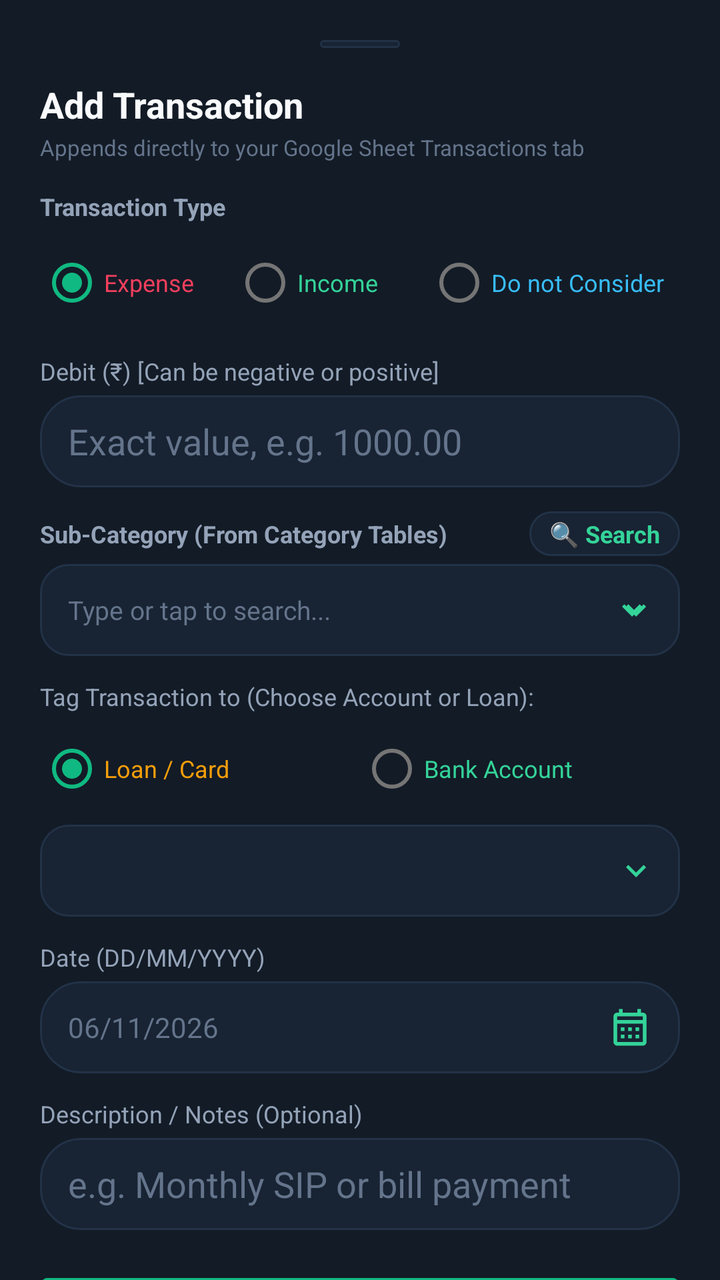
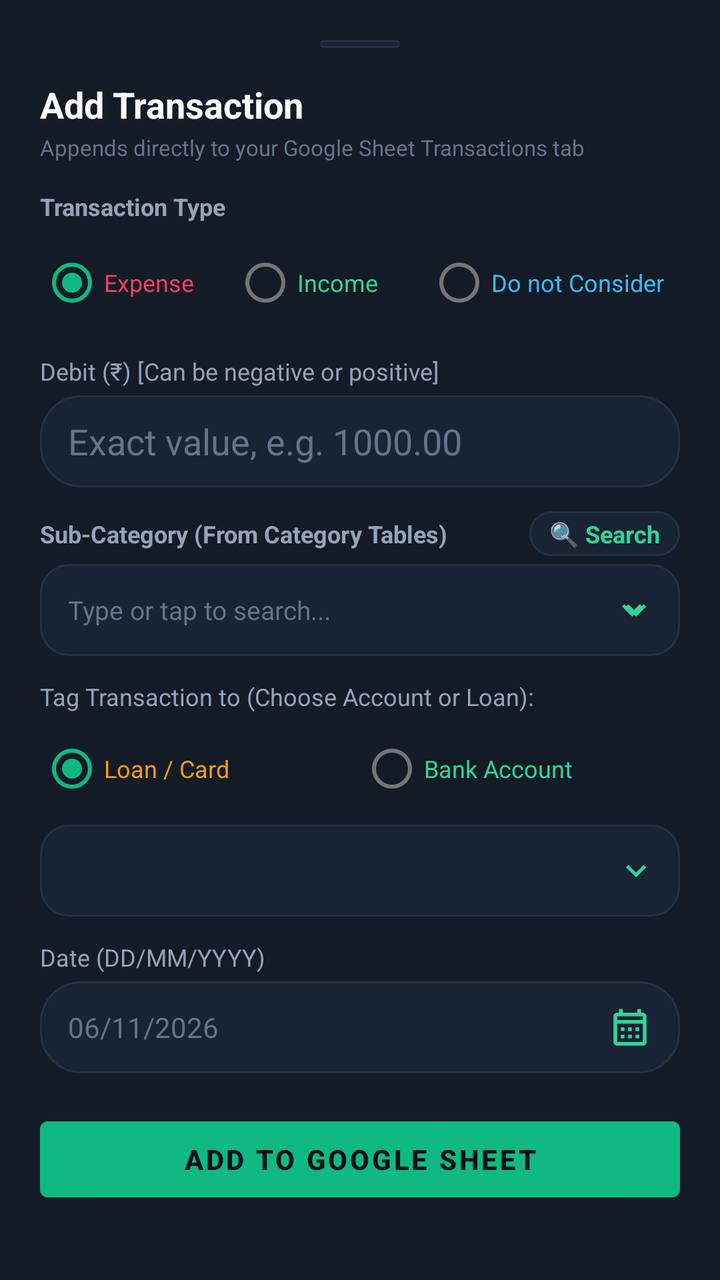

Screens rendered from an Android XML layout before and after an edit, with the pre-edit source and the edit as a unified diff.
<!-- AndroidManifest.xml: application theme AppTheme -->
<!-- res/layout/dialog_add_transaction.xml -->
<?xml version="1.0" encoding="utf-8"?>
<androidx.core.widget.NestedScrollView
    xmlns:android="http://schemas.android.com/apk/res/android"
    android:id="@+id/scrollAddTransaction"
    android:layout_width="match_parent"
    android:layout_height="wrap_content"
    android:background="@color/bg_card"
    android:fillViewport="true">

    <LinearLayout
        android:id="@+id/layoutAddTxRoot"
        android:layout_width="match_parent"
        android:layout_height="wrap_content"
        android:orientation="vertical"
        android:padding="20dp"
        android:focusable="true"
        android:focusableInTouchMode="true">

        
        <View
            android:layout_width="40dp"
            android:layout_height="4dp"
            android:layout_gravity="center_horizontal"
            android:background="@drawable/bg_pill_dark"
            android:layout_marginBottom="16dp" />

        <TextView
            android:layout_width="wrap_content"
            android:layout_height="wrap_content"
            android:text="Add Transaction"
            android:textColor="@color/text_primary"
            android:textSize="18sp"
            android:textStyle="bold" />

        <TextView
            android:layout_width="wrap_content"
            android:layout_height="wrap_content"
            android:layout_marginTop="2dp"
            android:text="Appends directly to your Google Sheet Transactions tab"
            android:textColor="@color/text_muted"
            android:textSize="11sp" />

        
        <TextView
            android:layout_width="wrap_content"
            android:layout_height="wrap_content"
            android:layout_marginTop="14dp"
            android:text="Transaction Type"
            android:textColor="@color/text_secondary"
            android:textSize="12sp"
            android:textStyle="bold" />

        <RadioGroup
            android:id="@+id/rgType"
            android:layout_width="match_parent"
            android:layout_height="wrap_content"
            android:layout_marginTop="6dp"
            android:orientation="horizontal">

            <RadioButton
                android:id="@+id/rbExpense"
                android:layout_width="0dp"
                android:layout_weight="1"
                android:layout_height="wrap_content"
                android:text="Expense"
                android:checked="true"
                android:textColor="@color/red_rose"
                android:textSize="12sp" />

            <RadioButton
                android:id="@+id/rbIncome"
                android:layout_width="0dp"
                android:layout_weight="1"
                android:layout_height="wrap_content"
                android:text="Income"
                android:textColor="@color/green_mint"
                android:textSize="12sp" />

            <RadioButton
                android:id="@+id/rbDoNotConsider"
                android:layout_width="0dp"
                android:layout_weight="1.3"
                android:layout_height="wrap_content"
                android:text="Do not Consider"
                android:textColor="@color/blue_sky"
                android:textSize="12sp" />
        </RadioGroup>

        
        <LinearLayout
            android:id="@+id/layoutDebitField"
            android:layout_width="match_parent"
            android:layout_height="wrap_content"
            android:layout_marginTop="12dp"
            android:orientation="vertical">

            <TextView
                android:id="@+id/tvDebitLabel"
                android:layout_width="wrap_content"
                android:layout_height="wrap_content"
                android:text="Debit (₹) [Can be negative or positive]"
                android:textColor="@color/text_secondary"
                android:textSize="12sp" />

            <EditText
                android:id="@+id/etDebit"
                android:layout_width="match_parent"
                android:layout_height="46dp"
                android:layout_marginTop="4dp"
                android:background="@drawable/bg_pill_dark"
                android:hint="Exact value, e.g. 1000.00"
                android:textColorHint="@color/text_muted"
                android:textColor="@color/text_primary"
                android:inputType="numberDecimal|numberSigned"
            android:imeOptions="actionDone"
                android:paddingStart="14dp"
                android:paddingEnd="14dp" />
        </LinearLayout>

        
        <LinearLayout
            android:id="@+id/layoutCreditField"
            android:layout_width="match_parent"
            android:layout_height="wrap_content"
            android:layout_marginTop="12dp"
            android:orientation="vertical"
            android:visibility="gone">

            <TextView
                android:id="@+id/tvCreditLabel"
                android:layout_width="wrap_content"
                android:layout_height="wrap_content"
                android:text="Credit (₹) [Goes into 'Credit']"
                android:textColor="@color/text_secondary"
                android:textSize="12sp" />

            <EditText
                android:id="@+id/etCredit"
                android:layout_width="match_parent"
                android:layout_height="46dp"
                android:layout_marginTop="4dp"
                android:background="@drawable/bg_pill_dark"
                android:hint="Exact value, e.g. 500.00"
                android:textColorHint="@color/text_muted"
                android:textColor="@color/text_primary"
                android:inputType="numberDecimal|numberSigned"
            android:imeOptions="actionDone"
                android:paddingStart="14dp"
                android:paddingEnd="14dp" />
        </LinearLayout>

        
        <LinearLayout
            android:layout_width="match_parent"
            android:layout_height="wrap_content"
            android:layout_marginTop="12dp"
            android:orientation="horizontal"
            android:gravity="center_vertical">

            <TextView
                android:layout_width="0dp"
                android:layout_weight="1"
                android:layout_height="wrap_content"
                android:text="Sub-Category (From Category Tables)"
                android:textColor="@color/text_secondary"
                android:textSize="12sp"
                android:textStyle="bold" />

            <TextView
                android:id="@+id/btnSearchSubCategory"
                android:layout_width="wrap_content"
                android:layout_height="wrap_content"
                android:text="🔍 Search"
                android:textColor="@color/green_mint"
                android:textSize="12sp"
                android:textStyle="bold"
                android:background="@drawable/bg_pill_dark"
                android:paddingStart="10dp"
                android:paddingEnd="10dp"
                android:paddingTop="3dp"
                android:paddingBottom="3dp"
                android:clickable="true"
                android:focusable="true" />
        </LinearLayout>

        <RelativeLayout
            android:layout_width="match_parent"
            android:layout_height="wrap_content"
            android:layout_marginTop="4dp">

            <AutoCompleteTextView
                android:id="@+id/actvSubCategory"
                android:layout_width="match_parent"
                android:layout_height="46dp"
                android:background="@drawable/bg_spinner_dark"
                android:hint="Type or tap to search..."
                android:textColorHint="@color/text_muted"
                android:textColor="@color/text_primary"
                android:textSize="13sp"
                android:paddingStart="14dp"
                android:paddingEnd="42dp"
                android:completionThreshold="1"
                android:dropDownVerticalOffset="4dp"
                android:popupBackground="@color/bg_card_secondary" />

            <ImageView
                android:id="@+id/btnSubCategoryDropdown"
                android:layout_width="36dp"
                android:layout_height="36dp"
                android:layout_alignParentEnd="true"
                android:layout_centerVertical="true"
                android:layout_marginEnd="6dp"
                android:padding="8dp"
                android:src="@drawable/ic_chevron_down"
                android:background="?attr/selectableItemBackgroundBorderless" />
        </RelativeLayout>

        
        <TextView
            android:layout_width="wrap_content"
            android:layout_height="wrap_content"
            android:layout_marginTop="12dp"
            android:text="Tag Transaction to (Choose Account or Loan):"
            android:textColor="@color/text_secondary"
            android:textSize="12sp" />

        <RadioGroup
            android:id="@+id/rgTagType"
            android:layout_width="match_parent"
            android:layout_height="wrap_content"
            android:layout_marginTop="4dp"
            android:orientation="horizontal">

            <RadioButton
                android:id="@+id/rbTagLoan"
                android:layout_width="0dp"
                android:layout_weight="1"
                android:layout_height="wrap_content"
                android:text="Loan / Card"
                android:checked="true"
                android:textColor="@color/amber_gold"
                android:textSize="12sp" />

            <RadioButton
                android:id="@+id/rbTagAccount"
                android:layout_width="0dp"
                android:layout_weight="1"
                android:layout_height="wrap_content"
                android:text="Bank Account"
                android:textColor="@color/green_mint"
                android:textSize="12sp" />
        </RadioGroup>

        <Spinner
            android:id="@+id/spSourceSelector"
            android:layout_width="match_parent"
            android:layout_height="46dp"
            android:layout_marginTop="4dp"
            android:background="@drawable/bg_spinner_dark"
            android:popupBackground="@color/bg_card_secondary"
            android:dropDownVerticalOffset="4dp" />

        
        <TextView
            android:layout_width="wrap_content"
            android:layout_height="wrap_content"
            android:layout_marginTop="12dp"
            android:text="Date (DD/MM/YYYY)"
            android:textColor="@color/text_secondary"
            android:textSize="12sp" />

        <EditText
            android:id="@+id/etDate"
            android:layout_width="match_parent"
            android:layout_height="46dp"
            android:layout_marginTop="4dp"
            android:background="@drawable/bg_pill_dark"
            android:hint="06/11/2026"
            android:textColorHint="@color/text_muted"
            android:textColor="@color/text_primary"
            android:focusable="false"
            android:clickable="true"
            android:cursorVisible="false"
            android:drawableEnd="@drawable/ic_calendar"
            android:drawablePadding="8dp"
            android:drawableTint="@color/green_mint"
            android:textSize="14sp"
            android:gravity="center_vertical"
            android:paddingStart="14dp"
            android:paddingEnd="14dp" />

        
        <TextView
            android:layout_width="wrap_content"
            android:layout_height="wrap_content"
            android:layout_marginTop="12dp"
            android:text="Description / Notes (Optional)"
            android:textColor="@color/text_secondary"
            android:textSize="12sp" />

        <EditText
            android:id="@+id/etDescription"
            android:layout_width="match_parent"
            android:layout_height="46dp"
            android:layout_marginTop="4dp"
            android:background="@drawable/bg_pill_dark"
            android:hint="e.g. Monthly SIP or bill payment"
            android:textColorHint="@color/text_muted"
            android:textColor="@color/text_primary"
            android:inputType="text"
            android:imeOptions="actionDone"
            android:paddingStart="14dp"
            android:paddingEnd="14dp" />

        
        <Button
            android:id="@+id/btnSubmitTransaction"
            android:layout_width="match_parent"
            android:layout_height="50dp"
            android:layout_marginTop="18dp"
            android:backgroundTint="@color/green_emerald"
            android:text="Add to Google Sheet"
            android:textColor="#0B0F19"
            android:textStyle="bold" />

    </LinearLayout>
</androidx.core.widget.NestedScrollView>
<!-- resources referenced by this layout -->
<resources>
  <color name="amber_gold">#F59E0B</color>
  <color name="bg_card">#131B26</color>
  <color name="bg_card_secondary">#182333</color>
  <color name="blue_sky">#38BDF8</color>
  <color name="green_emerald">#10B981</color>
  <color name="green_mint">#34D399</color>
  <color name="red_rose">#F43F5E</color>
  <color name="text_muted">#64748B</color>
  <color name="text_primary">#F8FAFC</color>
  <color name="text_secondary">#94A3B8</color>
  <!-- drawable bg_pill_dark (drawable) -->
  <?xml version="1.0" encoding="utf-8"?>
  <shape xmlns:android="http://schemas.android.com/apk/res/android"
      android:shape="rectangle">
      <solid android:color="@color/bg_card_secondary" />
      <corners android:radius="20dp" />
      <stroke
          android:width="1dp"
          android:color="@color/border_dark" />
  </shape>
  <!-- drawable bg_spinner_dark (drawable) -->
  <?xml version="1.0" encoding="utf-8"?>
  <layer-list xmlns:android="http://schemas.android.com/apk/res/android">
      <item>
          <shape android:shape="rectangle">
              <solid android:color="@color/bg_card_secondary" />
              <corners android:radius="14dp" />
              <stroke
                  android:width="1dp"
                  android:color="@color/border_dark" />
          </shape>
      </item>
      <item
          android:drawable="@drawable/ic_chevron_down"
          android:gravity="end|center_vertical"
          android:right="12dp" />
  </layer-list>
  <!-- drawable ic_calendar (drawable) -->
  <vector xmlns:android="http://schemas.android.com/apk/res/android"
      android:width="22dp"
      android:height="22dp"
      android:viewportWidth="24"
      android:viewportHeight="24">
    <path
        android:fillColor="#34D399"
        android:pathData="M19,4h-1V2h-2v2H8V2H6v2H5C3.89,4 3.01,4.9 3.01,6L3,20c0,1.1 0.89,2 2,2h14c1.1,0 2,-0.9 2,-2V6C21,4.9 20.1,4 19,4zM19,20H5V10h14V20zM19,8H5V6h14V8zM9,14H7v-2h2V14zM13,14h-2v-2h2V14zM17,14h-2v-2h2V14zM9,18H7v-2h2V18zM13,18h-2v-2h2V18zM17,18h-2v-2h2V18z"/>
  </vector>
  <!-- drawable ic_chevron_down (drawable) -->
  <?xml version="1.0" encoding="utf-8"?>
  <vector xmlns:android="http://schemas.android.com/apk/res/android"
      android:width="20dp"
      android:height="20dp"
      android:viewportWidth="24"
      android:viewportHeight="24">
      <path
          android:fillColor="@color/green_mint"
          android:pathData="M7.41,8.59L12,13.17l4.59,-4.58L18,10l-6,6 -6,-6 1.41,-1.41z"/>
  </vector>
  <style name="AppTheme" parent="Theme.MaterialComponents.DayNight.NoActionBar">
          <item name="colorPrimary">@color/colorPrimary</item>
          <item name="colorPrimaryDark">@color/colorPrimaryDark</item>
          <item name="colorAccent">@color/colorAccent</item>
          <item name="android:windowBackground">@color/bg_dark</item>
          <item name="android:statusBarColor">@color/bg_dark</item>
          <item name="android:navigationBarColor">@color/nav_bottom_bg</item>
          <item name="android:textColorPrimary">@color/text_primary</item>
          <item name="android:textColorSecondary">@color/text_secondary</item>
      </style>
  <color name="border_dark">#223247</color>
  <color name="colorPrimary">#10B981</color>
  <color name="colorPrimaryDark">#0B0F19</color>
  <color name="colorAccent">#10B981</color>
  <color name="bg_dark">#0B0F19</color>
  <color name="nav_bottom_bg">#0E1420</color>
</resources>

<!-- the commit's change to res/layout/dialog_add_transaction.xml (unified diff, before → after) -->
@@ -289,28 +289,7 @@
             android:paddingStart="14dp"
             android:paddingEnd="14dp" />
 
-        
-        <TextView
-            android:layout_width="wrap_content"
-            android:layout_height="wrap_content"
-            android:layout_marginTop="12dp"
-            android:text="Description / Notes (Optional)"
-            android:textColor="@color/text_secondary"
-            android:textSize="12sp" />
-
-        <EditText
-            android:id="@+id/etDescription"
-            android:layout_width="match_parent"
-            android:layout_height="46dp"
-            android:layout_marginTop="4dp"
-            android:background="@drawable/bg_pill_dark"
-            android:hint="e.g. Monthly SIP or bill payment"
-            android:textColorHint="@color/text_muted"
-            android:textColor="@color/text_primary"
-            android:inputType="text"
-            android:imeOptions="actionDone"
-            android:paddingStart="14dp"
-            android:paddingEnd="14dp" />
+
 
         
         <Button
